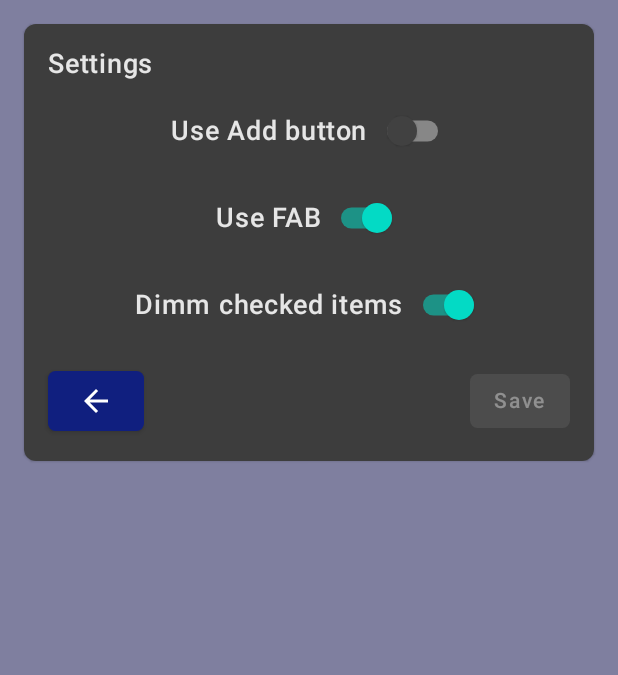
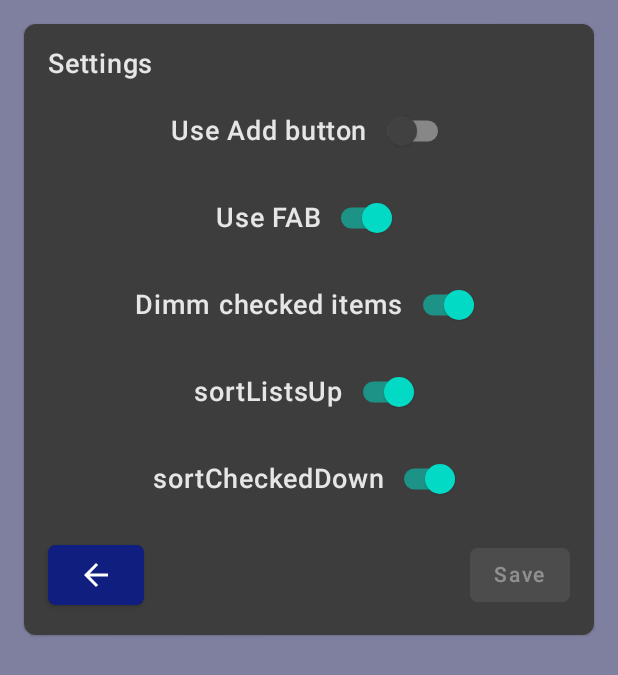
Before and after one commit to igormayachenkov/simple-list, an Android app built with Jetpack Compose: the @Preview function SettingsScreenPreview, on a phone screen of 412 x 824 dp. Shown: the top 675 px of the screen. Run offline under Robolectric (Android 15) with nearby library versions, the phone set to English and light mode, and no system bars.

Commit message:
sortListsUp,sortCheckedDown added to sorting algorithms

```diff
--- a/list/src/main/java/ru/igormayachenkov/list/Prefs.kt
+++ b/list/src/main/java/ru/igormayachenkov/list/Prefs.kt
@@ -90,7 +90,7 @@ class Prefs(
                 Log.d(TAG, "restoreSettings settings:$settings")
                 return settings
             } catch (ex: Exception) {
-                Log.e(TAG, "restoreSettings ex:$ex")
+                Log.e(TAG, "restoreSettings ERROR:$ex")
             }
         }
         return Settings()
--- a/list/src/main/java/ru/igormayachenkov/list/SettingsRepository.kt
+++ b/list/src/main/java/ru/igormayachenkov/list/SettingsRepository.kt
@@ -26,7 +26,7 @@ class SettingsRepository(
         CoroutineScope(Dispatchers.IO).launch {
             try {
                 // Start
-                Log.d(TAG, "setSettings started")
+                Log.d(TAG, "setSettings started $newSettings")
                 // Progress
                 //delay(1000)
                 dataSource.saveSettings(newSettings)
@@ -36,7 +36,7 @@ class SettingsRepository(
                 // Error
                 Log.e(TAG,ex.stackTraceToString())
             }
-            Log.d(TAG, "setSettings finished")
+            Log.d(TAG, "setSettings finished $newSettings")
         }
     }
     fun setSortOrder(sortOrder: SortOrder){
--- a/list/src/main/java/ru/igormayachenkov/list/data/Settings.kt
+++ b/list/src/main/java/ru/igormayachenkov/list/data/Settings.kt
@@ -3,24 +3,30 @@ package ru.igormayachenkov.list.data
 import org.json.JSONObject
 
 data class Settings(
-    val useFab   : Boolean = true, // Floating Add Button
-    val useAdd   : Boolean = false, // Normal Add Button
-    val useCheckedColor: Boolean = true,
-    val sortOrder: SortOrder = SortOrder.NameAsc
+    val useFab          : Boolean   = true, // Floating Add Button
+    val useAdd          : Boolean   = false, // Normal Add Button
+    val useCheckedColor : Boolean   = true,
+    val sortOrder       : SortOrder = SortOrder.NameAsc,
+    val sortListsUp     : Boolean   = true,
+    val sortCheckedDown : Boolean   = true,
 ){
     constructor(json:JSONObject):this(
-        useFab = json.getBoolean("useFab"),
-        useAdd = json.getBoolean("useAdd"),
+        useFab          = json.getBoolean("useFab"),
+        useAdd          = json.getBoolean("useAdd"),
         useCheckedColor = json.getBoolean("useCheckedColor"),
-        sortOrder = SortOrder.valueOf(json.getString("sortOrder"))
+        sortOrder       = SortOrder.valueOf(json.getString("sortOrder")),
+        sortListsUp     = json.getBoolean("sortListsUp"),
+        sortCheckedDown = json.getBoolean("sortCheckedDown"),
     )
 
     fun toJson():JSONObject{
         val json = JSONObject()
-        json.put("useFab", useFab)
-        json.put("useAdd", useAdd)
-        json.put("useCheckedColor", useAdd)
-        json.put("sortOrder", sortOrder.name)
+        json.put("useFab",          useFab)
+        json.put("useAdd",          useAdd)
+        json.put("useCheckedColor", useCheckedColor)
+        json.put("sortOrder",       sortOrder.name)
+        json.put("sortListsUp",     sortListsUp)
+        json.put("sortCheckedDown", sortCheckedDown)
         return json
     }
 }
--- a/list/src/main/java/ru/igormayachenkov/list/ui/SettingsScreen.kt
+++ b/list/src/main/java/ru/igormayachenkov/list/ui/SettingsScreen.kt
@@ -27,7 +27,16 @@ fun SettingsScreen(
     var useFab by rememberSaveable{ mutableStateOf<Boolean>(settings.useFab) }
     var useAdd by rememberSaveable{ mutableStateOf<Boolean>(settings.useAdd) }
     var useCheckedColor by rememberSaveable{ mutableStateOf<Boolean>(settings.useCheckedColor) }
-    val newSettings = settings.copy(useFab=useFab, useAdd=useAdd, useCheckedColor=useCheckedColor)
+    var sortListsUp by rememberSaveable{ mutableStateOf<Boolean>(settings.sortListsUp) }
+    var sortCheckedDown by rememberSaveable{ mutableStateOf<Boolean>(settings.sortCheckedDown) }
+
+    val newSettings = settings.copy(
+        useFab=useFab,
+        useAdd=useAdd,
+        useCheckedColor=useCheckedColor,
+        sortListsUp = sortListsUp,
+        sortCheckedDown = sortCheckedDown
+    )
 
     BackHandler(enabled = true, onBack = onHide)
 
@@ -82,6 +91,28 @@ fun SettingsScreen(
                     Spacer( modifier = Modifier.width(5.dp))
                     Switch(checked = useCheckedColor, onCheckedChange = { useCheckedColor = it })
                 }
+                // sortListsUp
+                Row(
+                    Modifier
+                        .fillMaxWidth()
+                        .padding(top = 10.dp),
+                    verticalAlignment = Alignment.CenterVertically,
+                    horizontalArrangement = Arrangement.Center) {
+                    Text( text = "sortListsUp")
+                    Spacer( modifier = Modifier.width(5.dp))
+                    Switch(checked = sortListsUp, onCheckedChange = { sortListsUp = it })
+                }
+                // sortCheckedDown
+                Row(
+                    Modifier
+                        .fillMaxWidth()
+                        .padding(top = 10.dp),
+                    verticalAlignment = Alignment.CenterVertically,
+                    horizontalArrangement = Arrangement.Center) {
+                    Text( text = "sortCheckedDown")
+                    Spacer( modifier = Modifier.width(5.dp))
+                    Switch(checked = sortCheckedDown, onCheckedChange = { sortCheckedDown = it })
+                }
 
                 // BUTTONS
                 Row(
```
Also changed, not shown: list/src/main/java/ru/igormayachenkov/list/data/SortOrder.kt (+31 -0 lines), list/src/main/java/ru/igormayachenkov/list/ui/ListView.kt (+1 -7 lines).
